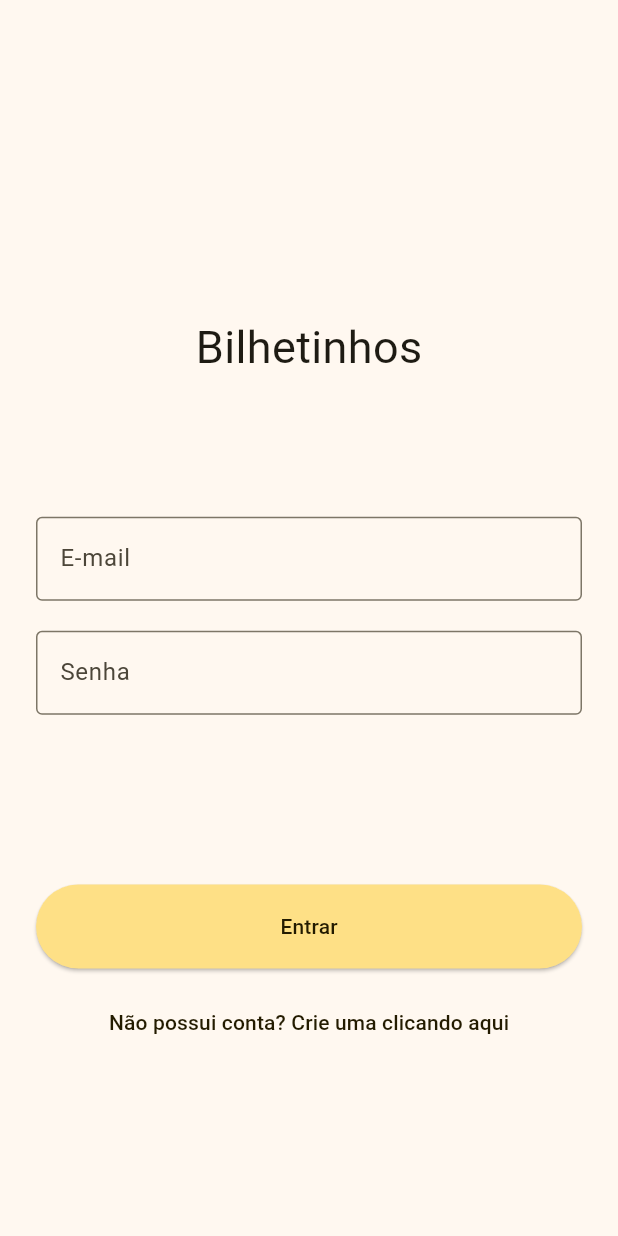
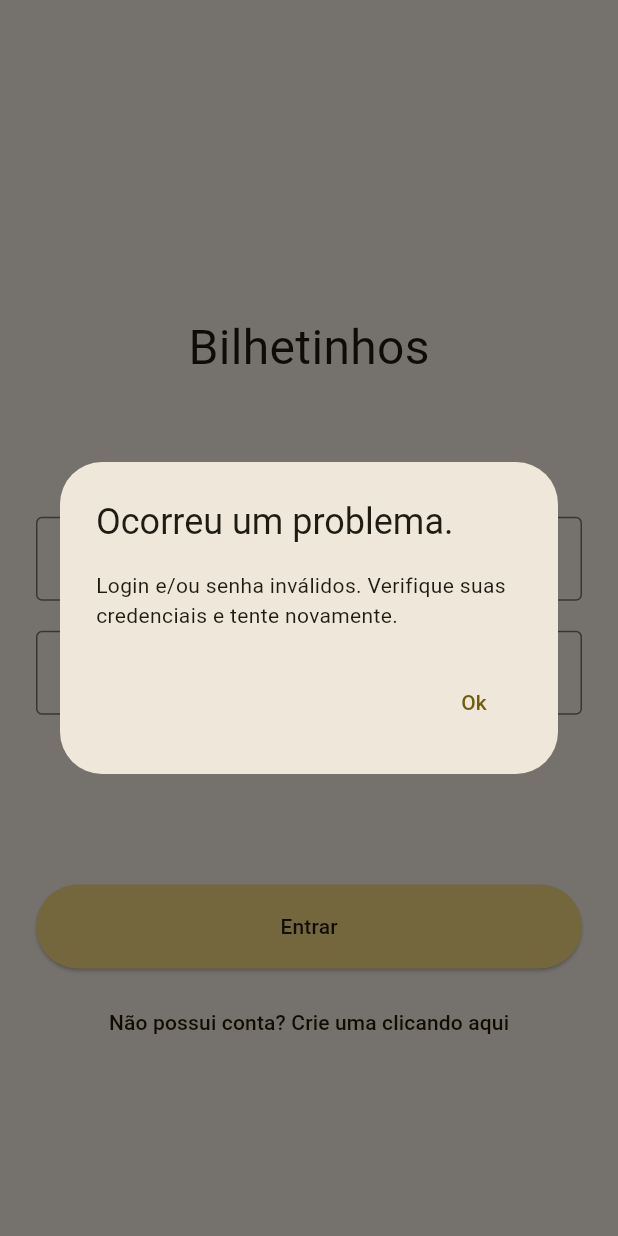
Before and after one commit to mattatito/bilhetinhos, a Flutter app: the screen it shows after launch, after a tap on "Entrar", on a phone screen of 412 x 824 dp. Run offline on Flutter 3.47's test engine with Material 3 defaults, Android fonts, the phone set to English and light mode, and no system bars; our stand-ins replace firebase_auth, firebase_core, flutter_bloc; accounts and stored records are empty.

Commit message:
feat: add login page and register page

```diff
--- /dev/null
+++ b/lib/app_routes.dart
@@ -0,0 +1,23 @@
+import 'package:bilhetinhos/modules/auth/presentation/pages/login_page.dart';
+import 'package:bilhetinhos/modules/auth/presentation/pages/register_page.dart';
+import 'package:flutter/material.dart';
+
+class AppRoutes {
+  static const loginPage = '/login';
+  static const registerPage = '/register-user';
+}
+
+class AppRoutesBuilder {
+  static Map<String, WidgetBuilder> routes() => {
+    AppRoutes.loginPage: (context) => LoginPage(),
+    AppRoutes.registerPage: (context) => const RegisterPage(),
+  };
+
+  static Route<dynamic>? onGenerateRoutes(RouteSettings settings) {
+    switch (settings.name) {
+      // TODO: add pages with parameters
+      default:
+        return null;
+    }
+  }
+}
--- a/lib/main.dart
+++ b/lib/main.dart
@@ -1,7 +1,7 @@
 
+import 'package:bilhetinhos/app_routes.dart';
 import 'package:flutter/material.dart';
 import 'infra/firebase/firebase_configuration.dart';
-import 'modules/auth/presentation/pages/login_page.dart';
 import 'modules/core-ui/theme/theme.dart';
 
 void main() async {
@@ -18,7 +18,8 @@ class MyApp extends StatelessWidget {
     return MaterialApp(
       title: 'Bilhetinhos',
       theme: const MaterialTheme(TextTheme()).light(),
-      home: LoginPage(),
+      routes: AppRoutesBuilder.routes(),
+      initialRoute: AppRoutes.loginPage,
     );
   }
 }
--- a/lib/modules/auth/data/repositories/user_authentication_repository_impl.dart
+++ b/lib/modules/auth/data/repositories/user_authentication_repository_impl.dart
@@ -5,7 +5,7 @@ import 'package:bilhetinhos/modules/auth/domain/models/user_model.dart';
 import 'package:bilhetinhos/modules/auth/domain/repositories/user_authentication_repository.dart';
 import 'package:firebase_auth/firebase_auth.dart';
 
-class UserAuthenticationRepositoryImpl implements UserAuthenticationRepository {
+class UserAuthenticationRepositoryImpl implements UserRemoteAuthenticationRepository {
   final FirebaseAuth auth;
 
   UserAuthenticationRepositoryImpl(this.auth);
@@ -35,7 +35,7 @@ class UserAuthenticationRepositoryImpl implements UserAuthenticationRepository {
         return  (UserModel.empty(), AuthNetworkRequestFailedError());
       }
     }
-    return (UserModel.empty(), UnexpectedAuthError());
+    return (UserModel.empty(), InvalidLoginCredentialsError());
   }
 
   @override
--- a/lib/modules/auth/domain/repositories/user_authentication_repository.dart
+++ b/lib/modules/auth/domain/repositories/user_authentication_repository.dart
@@ -2,7 +2,7 @@
 import 'package:bilhetinhos/modules/auth/domain/errors/login_errors.dart';
 import 'package:bilhetinhos/modules/auth/domain/models/user_model.dart';
 
-abstract interface class UserAuthenticationRepository {
+abstract interface class UserRemoteAuthenticationRepository {
   Future<(UserModel, AuthErrors)> loginUserWithEmailAndPassword(String email, String password);
   Future<AuthErrors?> createUser(String name, String email, String password);
 }
--- a/lib/modules/auth/domain/use_cases/login_user_use_case.dart
+++ b/lib/modules/auth/domain/use_cases/login_user_use_case.dart
@@ -1,27 +1,23 @@
 
-
-import 'dart:developer';
-
+import 'package:bilhetinhos/modules/auth/domain/errors/login_errors.dart';
 import 'package:bilhetinhos/modules/auth/domain/repositories/user_authentication_repository.dart';
 
 abstract interface class LoginUserUseCase {
-  Future<void> loginUser(String email, String password);
+  Future<AuthErrors> loginUser(String email, String password);
 }
 
 class LoginUserUseCaseImpl implements LoginUserUseCase {
 
-  final UserAuthenticationRepository _loginUserRepository;
+  final UserRemoteAuthenticationRepository _loginUserRepository;
 
   LoginUserUseCaseImpl(this._loginUserRepository);
 
   @override
-  Future<void> loginUser(String email, String password) async {
-    try{
-      await _loginUserRepository.loginUserWithEmailAndPassword(email, password);
-      log("LoginUserUseCase SUCCESS!!!!");
-    }catch(e){
-      log("LoginUserUseCase error: ${e.toString()}", error: e);
-    }
+  Future<AuthErrors> loginUser(String email, String password) async {
+      if(email.trim().isEmpty|| password.trim().isEmpty){
+        return InvalidLoginCredentialsError();
+      }
+      final (userModel, error) = await _loginUserRepository.loginUserWithEmailAndPassword(email, password);
+      return error;
   }
-
 }
--- a/lib/modules/auth/presentation/pages/login_page.dart
+++ b/lib/modules/auth/presentation/pages/login_page.dart
@@ -1,3 +1,4 @@
+import 'package:bilhetinhos/app_routes.dart';
 import 'package:bilhetinhos/modules/auth/data/repositories/user_authentication_repository_impl.dart';
 import 'package:bilhetinhos/modules/auth/domain/use_cases/login_user_use_case.dart';
 import 'package:bilhetinhos/modules/auth/presentation/states/login_state.dart';
@@ -6,6 +7,7 @@ import 'package:bilhetinhos/modules/core-ui/widgets/outline_text_field.dart';
 import 'package:bilhetinhos/modules/core-ui/widgets/primary_button.dart';
 import 'package:firebase_auth/firebase_auth.dart';
 import 'package:flutter/material.dart';
+import 'package:flutter_bloc/flutter_bloc.dart';
 
 class LoginPage extends StatelessWidget {
   final LoginViewModel loginViewModel = LoginViewModel(
@@ -22,7 +24,28 @@ class LoginPage extends StatelessWidget {
     return Scaffold(
       body: Padding(
         padding: const EdgeInsets.symmetric(horizontal: 24),
-        child: Column(
+        child:  BlocListener<LoginViewModel, LoginState>(
+          bloc: loginViewModel,
+          listener: (context, state) {
+            if (state is ErrorLoginIn) {
+              final value = state.message;
+              showAdaptiveDialog(
+                  context: context,
+                  builder: (context) {
+                    return AlertDialog(
+                        title: const Text('Ocorreu um problema.'),
+                        content: Text(value),
+                        actions: [
+                          TextButton(
+                              onPressed: () {
+                                Navigator.of(context).pop();
+                              },
+                              child: const Text("Ok")),
+                        ]);
+                  });
+            }
+          },
+          child:  Column(
             mainAxisAlignment: MainAxisAlignment.center,
             children: [
               const Flexible(
@@ -30,7 +53,7 @@ class LoginPage extends StatelessWidget {
                 child: Center(
                   child: Text(
                     "Bilhetinhos",
-                  style: TextStyle(fontSize: 30),
+                    style: TextStyle(fontSize: 32),
                   ),
                 ),
               ),
@@ -55,24 +78,24 @@ class LoginPage extends StatelessWidget {
                 child: SizedBox(
                   width: double.maxFinite,
                   height: 56,
-                child: PrimaryButton(
+                  child: BlocBuilder<LoginViewModel, LoginState>(
+                    bloc: loginViewModel,
+                    builder: (context, state) {
+                      final isLoading = state is LoadingLoginState;
+
+                      return PrimaryButton(
                         onPressed: () => loginViewModel.loginUser(),
-                  child: ValueListenableBuilder<LoginState>(
-                    builder: (context, state, widget) {
-
-                      if(state is LoadingLoginState){
-                        return const Center(
+                        disabled: isLoading,
+                        child: isLoading
+                            ? const Center(
                           child: CircularProgressIndicator(),
-                        );
-                      }
-
-                      return Text(
+                        )
+                            : Text(
                           'Entrar',
                           style: TextStyle(color: colorScheme.onPrimaryContainer),
+                        ),
                       );
                     },
-                    valueListenable: loginViewModel.loginState,
-                  )
                   ),
                 ),
               ),
@@ -84,7 +107,7 @@ class LoginPage extends StatelessWidget {
                     width: double.maxFinite,
                     height: 48,
                     child: TextButton(
-                    onPressed: () {},
+                      onPressed: () => Navigator.of(context).pushNamed(AppRoutes.registerPage),
                       child: Text(
                         'Não possui conta? Crie uma clicando aqui',
                         style: TextStyle(color: colorScheme.onPrimaryContainer),
@@ -94,6 +117,7 @@ class LoginPage extends StatelessWidget {
             ],
           ),
         ),
+      ),
     );
   }
 }
--- a/lib/modules/auth/presentation/pages/register_page.dart
+++ b/lib/modules/auth/presentation/pages/register_page.dart
@@ -8,23 +8,45 @@ class RegisterPage extends StatelessWidget {
   Widget build(BuildContext context) {
     final colorScheme = Theme.of(context).colorScheme;
     return Scaffold(
-      body: Column(
+      body: Padding(
+        padding: const EdgeInsets.symmetric(horizontal: 24),
+        child: Column(
           mainAxisAlignment: MainAxisAlignment.center,
           children: [
             const Flexible(
+              flex: 2,
+              child: Text(
+                "Crie sua conta",
+                style: TextStyle(fontSize: 32),
+              ),
+            ),
+            const SizedBox(
+              height: 30,
+            ),
+            const Flexible(
               child: OutlineTextField(labelText: 'Nome'),
+            ),
+            const SizedBox(
+              height: 20,
             ),
             const Flexible(
               child: OutlineTextField(labelText: 'E-mail'),
+            ),
+            const SizedBox(
+              height: 20,
             ),
             const Flexible(
               child: OutlineTextField(
                 labelText: 'Senha',
               ),
             ),
+            const SizedBox(
+              height: 20,
+            ),
             const Flexible(
               child: OutlineTextField(labelText: 'Confirme sua senha'),
             ),
+            Flexible(flex: 1, child: Container()),
             Flexible(
               child: SizedBox(
                   width: double.maxFinite,
@@ -42,6 +64,7 @@ class RegisterPage extends StatelessWidget {
             ),
           ],
         ),
+      ),
     );
   }
 }
--- a/lib/modules/auth/presentation/states/login_state.dart
+++ b/lib/modules/auth/presentation/states/login_state.dart
@@ -4,3 +4,9 @@ class LoginState {}
 class LoggedUser extends LoginState {}
 
 class LoadingLoginState extends LoginState {}
+
+class ErrorLoginIn extends LoginState {
+  final String message;
+
+  ErrorLoginIn({required this.message});
+}
--- a/lib/modules/auth/presentation/viewmodels/login_viewmodel.dart
+++ b/lib/modules/auth/presentation/viewmodels/login_viewmodel.dart
@@ -1,21 +1,35 @@
 
-
+import 'package:bilhetinhos/modules/auth/domain/errors/login_errors.dart';
 import 'package:bilhetinhos/modules/auth/domain/use_cases/login_user_use_case.dart';
 import 'package:bilhetinhos/modules/auth/presentation/states/login_state.dart';
 import 'package:flutter/material.dart';
+import 'package:flutter_bloc/flutter_bloc.dart';
 
-class LoginViewModel {
+class LoginViewModel extends Cubit<LoginState>{
   final LoginUserUseCase _loginUserUseCase;
 
-  final ValueNotifier<LoginState> loginState = ValueNotifier(LoginState());
   final ValueNotifier<String> email = ValueNotifier("");
   final ValueNotifier<String> password = ValueNotifier("");
+  final ValueNotifier<String> errorMessage = ValueNotifier("");
 
-  LoginViewModel(this._loginUserUseCase);
+  LoginViewModel(this._loginUserUseCase) : super(LoginState());
 
   Future<void> loginUser() async {
-    loginState.value = LoadingLoginState();
-    await _loginUserUseCase.loginUser(email.value, password.value);
-    loginState.value = LoggedUser();
+    emit(LoadingLoginState());
+    final error = await _loginUserUseCase.loginUser(email.value, password.value);
+
+    if(error is NoAuthError){
+      emit(LoggedUser());
+      return;
+    }
+
+    switch(error){
+      case InvalidLoginCredentialsError _:
+        emit(ErrorLoginIn(message: "Login e/ou senha inválidos. Verifique suas credenciais e tente novamente."));
+      case AuthNetworkRequestFailedError _:
+        emit(ErrorLoginIn(message: "Problema de comunicação com o servidor. Verifique sua conexão com a internet e tente novamente."));
+      default:
+        emit(ErrorLoginIn(message: "Ocorreu um erro inesperado! Tente novamente."));
+    }
   }
 }
--- a/lib/modules/core-ui/widgets/primary_button.dart
+++ b/lib/modules/core-ui/widgets/primary_button.dart
@@ -1,18 +1,25 @@
-
 import 'package:flutter/material.dart';
 
 class PrimaryButton extends StatelessWidget {
   final Widget child;
   final VoidCallback onPressed;
-  const PrimaryButton({super.key, required this.child, required this.onPressed});
+  final bool disabled;
+
+  const PrimaryButton({
+    super.key,
+    required this.child,
+    required this.onPressed,
+    this.disabled = false,
+  });
 
   @override
   Widget build(BuildContext context) {
     final colorScheme = Theme.of(context).colorScheme;
     return ElevatedButton(
-      onPressed: onPressed,
+      onPressed: disabled ? null : onPressed,
       style: ElevatedButton.styleFrom(
-        backgroundColor: colorScheme.primaryContainer, overlayColor: colorScheme.onPrimaryContainer,
+        backgroundColor: colorScheme.primaryContainer,
+        overlayColor: colorScheme.onPrimaryContainer,
       ),
       child: child,
     );
--- a/pubspec.yaml
+++ b/pubspec.yaml
@@ -14,6 +14,7 @@ dependencies:
   cupertino_icons: ^1.0.8
   firebase_core: ^3.6.0
   firebase_auth: ^5.3.1
+  flutter_bloc: ^8.1.6
 
 dev_dependencies:
   flutter_test:
```
Also changed, not shown: pubspec.lock, 2 other files. Lines whose indentation alone changed are shown as unchanged.
